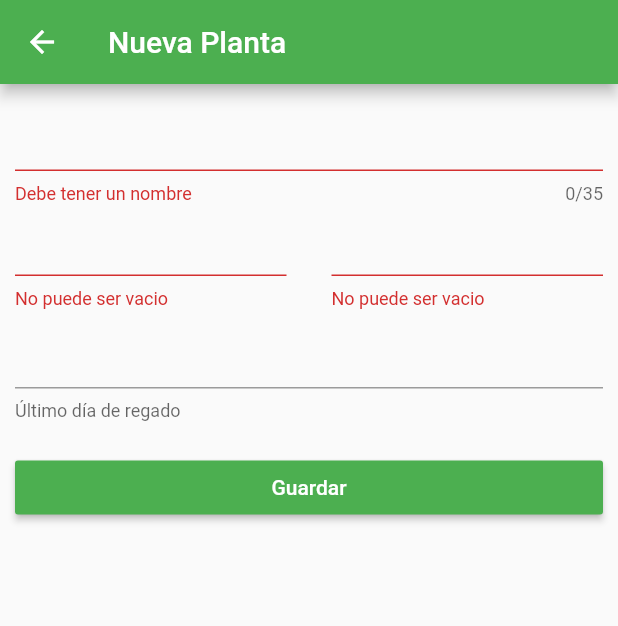
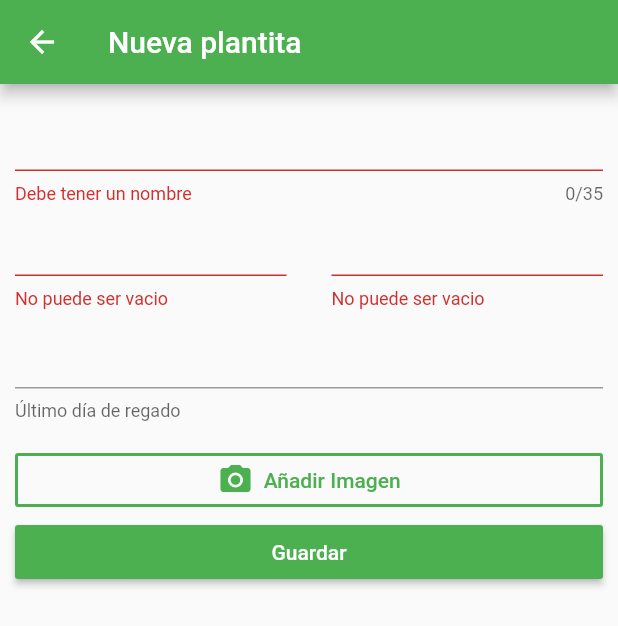
Before and after one commit to dmarquina/wetplant, a Flutter app: the EditWateredPlant screen opened by its route, after a tap on "Guardar", on a phone screen of 412 x 824 dp. Shown: the top 626 px of the screen. Run offline on Flutter 3.47's test engine with Material 2 defaults, Android fonts, the phone set to English and light mode, and no system bars; our stand-ins replace image_picker; network calls fail.

Commit message:
edicion, creacion y listado

```diff
--- a/lib/model/plant.dart
+++ /dev/null
@@ -1,20 +0,0 @@
-class Plant {
-  int _id;
-  String _name;
-  String _image;
-
-
-  Plant(this._id, this._name, this._image);
-
-  int get id => _id;
-
-  set setId(int value) => _id = value;
-
-  String get name => _name;
-
-  String get image => _image;
-
-  set setImage(String value) => _image = value;
-
-  set setName(String value) => _name = value;
-}
--- a/lib/model/watered_plant.dart
+++ b/lib/model/watered_plant.dart
@@ -1,15 +1,14 @@
-import 'package:wetplant/model/plant.dart';
-
 class WateredPlant {
   int _id;
   int _minWateringDays;
   int _maxWateringDays;
   int _daysSinceLastDayWatering;
   String _lastDayWatering;
-  Plant plant;
+  String _name;
+  String _image;
 
   WateredPlant(this._id, this._minWateringDays, this._maxWateringDays,
-      this._daysSinceLastDayWatering, this._lastDayWatering, this.plant);
+      this._daysSinceLastDayWatering, this._lastDayWatering, this._name, this._image);
 
   int get id => _id;
 
@@ -25,11 +24,17 @@ class WateredPlant {
 
   String get lastDayWatering => _lastDayWatering;
 
-  set setLastDayWatering(String lastDayWatering) {
-    _lastDayWatering = lastDayWatering;
-  }
+  set setLastDayWatering(String lastDayWatering) => _lastDayWatering = lastDayWatering;
 
   set setMaxWateringDays(int value) => _maxWateringDays = value;
 
   set setMinWateringDays(int value) => _minWateringDays = value;
+
+  String get name => _name;
+
+  set setName(String value) => _name = value;
+
+  String get image => _image;
+
+  set setImage(String value) => _image = value;
 }
--- a/lib/pages/edit_watered_plant.dart
+++ b/lib/pages/edit_watered_plant.dart
@@ -1,10 +1,14 @@
+import 'dart:async';
 import 'dart:convert';
+import 'dart:io';
 
 import 'package:flutter/material.dart';
 import 'package:flutter/services.dart';
 import 'package:http/http.dart' as http;
+import 'package:http_parser/http_parser.dart';
 import 'package:wetplant/model/watered_plant.dart';
 import 'package:wetplant/pages/watered_plants.dart';
+import 'package:wetplant/util/image_input.dart';
 
 class EditWateredPlant extends StatefulWidget {
   final WateredPlant wateredPlant;
@@ -23,18 +27,25 @@ class EditWateredPlantState extends State<EditWateredPlant> {
   final _minDaysTextController = TextEditingController(text: '');
   final _maxDaysTextController = TextEditingController(text: '');
   final _dateTextController = TextEditingController(text: '');
+  File imageFile;
   String _dateTextToSave = '';
-  bool _disabledSaveButton = false;
+  String _imagePlant = '';
+  String _appBarTitle = 'Nueva plantita';
+  String _waitingMessage = 'Publicando tu nueva plantita';
+  bool _waitingAction = false;
   bool _validate = false;
 
   @override
   void initState() {
     if (widget.wateredPlant != null) {
-      _nameTextController.text = widget.wateredPlant.plant.name;
+      _nameTextController.text = widget.wateredPlant.name;
       _minDaysTextController.text = widget.wateredPlant.minWateringDays.toString();
       _maxDaysTextController.text = widget.wateredPlant.maxWateringDays.toString();
+      _imagePlant = widget.wateredPlant.image;
       _dateTextController.text = formatDate(DateTime.parse(widget.wateredPlant.lastDayWatering));
       _dateTextToSave = widget.wateredPlant.lastDayWatering;
+      _appBarTitle = 'Editar plantita';
+      _waitingMessage = 'Editando tu querida plantita';
     }
     super.initState();
   }
@@ -42,13 +53,21 @@ class EditWateredPlantState extends State<EditWateredPlant> {
   @override
   Widget build(BuildContext context) {
     RegExp numberRegExp = RegExp(r"^[0-9]*$");
-    return Scaffold(
+    return _waitingAction
+        ? Scaffold(
+            body: Center(
+                child: Column(mainAxisAlignment: MainAxisAlignment.center, children: <Widget>[
+              CircularProgressIndicator(),
+              SizedBox(height: 10.0),
+              Text(_waitingMessage)
+            ])))
+        : Scaffold(
             appBar: AppBar(
-          title: Text(widget.wateredPlant == null ? 'Nueva Planta' : 'Editar Planta'),
+              title: Text(_appBarTitle),
             ),
             body: Form(
                 key: _formKey,
-            child: Container(
+                child: SingleChildScrollView(
                     padding: EdgeInsets.only(top: 10.0, left: 10.0, right: 10.0),
                     child: Column(children: <Widget>[
                       TextFormField(
@@ -66,10 +85,13 @@ class EditWateredPlantState extends State<EditWateredPlant> {
                               child: Container(
                                   padding: EdgeInsets.only(right: 15.0),
                                   child: TextFormField(
-                                  inputFormatters: [WhitelistingTextInputFormatter(numberRegExp)],
+                                      inputFormatters: [
+                                        WhitelistingTextInputFormatter(numberRegExp)
+                                      ],
                                       validator: (String value) {
                                         if (value.isEmpty) return 'No puede ser vacio';
-                                    if (int.parse(value) < 0) return 'Debe ser un número mayor a 0';
+                                        if (int.parse(value) < 0)
+                                          return 'Debe ser un número mayor a 0';
                                       },
                                       controller: _minDaysTextController,
                                       decoration:
@@ -79,11 +101,14 @@ class EditWateredPlantState extends State<EditWateredPlant> {
                               child: Container(
                                   padding: EdgeInsets.only(left: 15.0),
                                   child: TextFormField(
-                                  inputFormatters: [WhitelistingTextInputFormatter(numberRegExp)],
+                                      inputFormatters: [
+                                        WhitelistingTextInputFormatter(numberRegExp)
+                                      ],
                                       validator: (String value) {
                                         if (value.isEmpty) return 'No puede ser vacio';
-                                    if (int.parse(value) < int.parse(_minDaysTextController.text))
-                                      return 'Debe ser menor a Min. Días';
+                                        if (int.parse(value) <
+                                            int.parse(_minDaysTextController.text))
+                                          return 'Debe ser mayor a Min. Días';
                                       },
                                       controller: _maxDaysTextController,
                                       decoration:
@@ -92,27 +117,31 @@ class EditWateredPlantState extends State<EditWateredPlant> {
                         ],
                       ),
                       SizedBox(height: 5.0),
-                  Flexible(
+                      Container(
                           child: TextField(
+                              enableInteractiveSelection: false,
+                              focusNode: FocusNode(),
                               onTap: () => _selectDate(context),
                               controller: _dateTextController,
                               decoration: InputDecoration(
                                 helperText: 'Último día de regado',
                                 errorText: _validate ? 'Debes ingresar una fecha' : null,
                               ))),
-                  SizedBox(height: 20.0),
+                      SizedBox(height: 5.0),
+                      ImageInput(setImageFile, _imagePlant),
                       Container(
                           width: double.infinity,
                           child: RaisedButton(
                               color: Colors.green,
-                        onPressed: _disabledSaveButton
-                            ? null
-                            : widget.wateredPlant == null
+                              onPressed: widget.wateredPlant == null
                                   ? _saveNewWateredPlant
                                   : _updateWateredPlant,
-                        child: Text('Guardar', style: TextStyle(color: Colors.white))),
-                  )
+                              child: Text('Guardar', style: TextStyle(color: Colors.white))))
                     ]))));
+  }
+
+  setImageFile(File imageFileSource) {
+    imageFile = imageFileSource;
   }
 
   DateTime today = DateTime.now();
@@ -121,7 +150,7 @@ class EditWateredPlantState extends State<EditWateredPlant> {
     final DateTime picked = await showDatePicker(
         context: context, initialDate: today, firstDate: DateTime(2018), lastDate: today);
 
-    if (picked != null && picked != today)
+    if (picked != null)
       setState(() {
         _dateTextController.text = formatDate(picked);
         _dateTextToSave = picked.toIso8601String();
@@ -136,43 +165,61 @@ class EditWateredPlantState extends State<EditWateredPlant> {
   }
 
   _saveNewWateredPlant() async {
-    if (!_formKey.currentState.validate() || _dateTextToSave.isEmpty) {
-      _validate = true;
+    if (!_formKey.currentState.validate()) {
       return;
     }
-    _disabledSaveButton = true;
+    if (_dateTextToSave.isEmpty) {
+      _validate = true;
+    }
+    setState(() {
+      _waitingAction = true;
+    });
     Map<String, dynamic> jsonWateredPlant = {
       'lastDayWatering': _dateTextToSave,
       'minWateringDays': _minDaysTextController.text,
       'maxWateringDays': _maxDaysTextController.text,
-      'name': _nameTextController.text,
-      'image': 'http://wtf.com?nosequemas'
+      'name': _nameTextController.text
     };
-    await http.post("http://192.168.1.40:8080/wateredplant/",
+    http.Response res = await http.post("http://192.168.1.45:8080/wateredplant/",
         body: jsonEncode(jsonWateredPlant), headers: {'Content-Type': 'application/json'});
-    _disabledSaveButton = false;
+    await _addImage(jsonDecode(res.body)['id'].toString(), imageFile);
     _goToWetPlantsPage();
   }
 
   _updateWateredPlant() async {
-    if (!_formKey.currentState.validate() || _dateTextToSave.isEmpty) {
-      _validate = true;
+    if (!_formKey.currentState.validate()) {
       return;
     }
-    _disabledSaveButton = true;
+    if (_dateTextToSave.isEmpty) {
+      _validate = true;
+    }
+    setState(() {
+      _waitingAction = true;
+    });
     Map<String, dynamic> jsonWateredPlant = {
       'id': widget.wateredPlant.id.toString(),
-      'plantId': widget.wateredPlant.plant.id.toString(),
       'lastDayWatering': _dateTextToSave,
       'minWateringDays': _minDaysTextController.text,
       'maxWateringDays': _maxDaysTextController.text,
       'name': _nameTextController.text,
-      'image': 'http://wtf.com?nosequemas'
+      'image':_imagePlant
     };
-    await http.put("http://192.168.1.40:8080/wateredplant/",
+    http.Response res = await http.put("http://192.168.1.45:8080/wateredplant/",
         body: jsonEncode(jsonWateredPlant), headers: {'Content-Type': 'application/json'});
-    _disabledSaveButton = false;
+    if (imageFile != null) {
+      await _addImage(jsonDecode(res.body)['id'].toString(), imageFile);
+    }
     _goToWetPlantsPage();
+  }
+
+  Future<http.StreamedResponse> _addImage(String id, File image) {
+    var url = Uri.parse("http://192.168.1.45:8080/wateredplant/image");
+    var request = new http.MultipartRequest("POST", url);
+    request.headers['content-type'] = 'multipart/form-data';
+    request.fields['id'] = id;
+    request.files.add(new http.MultipartFile.fromBytes("image", image.readAsBytesSync(),
+        contentType: MediaType.parse('multipart/form-data'), filename: 'image'));
+    return request.send();
   }
 
   _goToWetPlantsPage() {
--- /dev/null
+++ b/lib/util/image_input.dart
@@ -0,0 +1,106 @@
+import 'dart:io';
+
+import 'package:flutter/material.dart';
+import 'package:image_picker/image_picker.dart';
+
+class ImageInput extends StatefulWidget {
+  final Function(File) setImageFile;
+  final String imageSource;
+
+  ImageInput(this.setImageFile, this.imageSource);
+
+  @override
+  _ImageInputState createState() => _ImageInputState();
+}
+
+class _ImageInputState extends State<ImageInput> {
+  File _imageFile;
+  String _messageImageButton = '  Añadir Imagen';
+
+  _getImage(BuildContext context, ImageSource source) {
+    ImagePicker.pickImage(source: source, maxHeight: 400.0).then((File image) {
+      widget.setImageFile(image);
+      setState(() {
+        _imageFile = image;
+      });
+      Navigator.pop(context);
+    });
+  }
+
+  _openImagePicker(BuildContext context) {
+    var _accentColor = Theme.of(context).accentColor;
+    showModalBottomSheet(
+        context: context,
+        builder: (BuildContext context) {
+          return Container(
+              height: 150.0,
+              padding: EdgeInsets.all(10.0),
+              child: Column(
+                children: <Widget>[
+                  Text(
+                    'Selecciona una imagen',
+                    style: TextStyle(fontWeight: FontWeight.bold),
+                  ),
+                  SizedBox(height: 10.0),
+                  FlatButton(
+                    textColor: _accentColor,
+                    child: Text('Usar Cámara'),
+                    onPressed: () {
+                      _getImage(context, ImageSource.camera);
+                    },
+                  ),
+                  FlatButton(
+                    textColor: _accentColor,
+                    child: Text('Usar Galeria'),
+                    onPressed: () {
+                      _getImage(context, ImageSource.gallery);
+                    },
+                  )
+                ],
+              ));
+        });
+  }
+
+  @override
+  Widget build(BuildContext context) {
+    var _buttonColor = Theme.of(context).primaryColor;
+    return Column(children: <Widget>[
+      SizedBox(height: 5.0),
+      _checkImageSource(_imageFile, widget.imageSource),
+      OutlineButton(
+        borderSide: BorderSide(color: _buttonColor, width: 2.0),
+        onPressed: () {
+          _openImagePicker(context);
+        },
+        child: Row(
+          mainAxisAlignment: MainAxisAlignment.center,
+          children: <Widget>[
+            Icon(Icons.camera_alt, color: _buttonColor),
+            SizedBox(height: 5.0),
+            Text(_messageImageButton, style: TextStyle(color: _buttonColor))
+          ],
+        ),
+      ),
+    ]);
+  }
+
+  Widget _checkImageSource(File imageFile, String imageSource) {
+    Widget imageWidget;
+    if (imageFile == null && (imageSource == '' || imageSource == null)) {
+      imageWidget = SizedBox(height: 5.0);
+    } else {
+      var imageHeight = MediaQuery.of(context).size.width - 20.0;
+      var imageWidth = MediaQuery.of(context).size.width;
+
+      if (imageFile == null && imageSource != '') {
+        imageWidget = Image.network(imageSource,
+            fit: BoxFit.cover, height: imageHeight, width: imageWidth, alignment: Alignment.center);
+        _messageImageButton = '  Cambiar Imagen';
+      } else {
+        imageWidget = Image.file(imageFile,
+            fit: BoxFit.cover, height: imageHeight, width: imageWidth, alignment: Alignment.center);
+      }
+    }
+    return imageWidget;
+  }
+}
--- a/pubspec.yaml
+++ b/pubspec.yaml
@@ -16,6 +16,7 @@ dependencies:
   flutter:
     sdk: flutter
   http: ^0.12.0+1
+  image_picker: 0.4.12
   # The following adds the Cupertino Icons font to your application.
   # Use with the CupertinoIcons class for iOS style icons.
   cupertino_icons: ^0.1.2
```
Also changed, not shown: lib/pages/watered_plants.dart (+25 -35 lines), 7 other files. Lines whose indentation alone changed are shown as unchanged.
